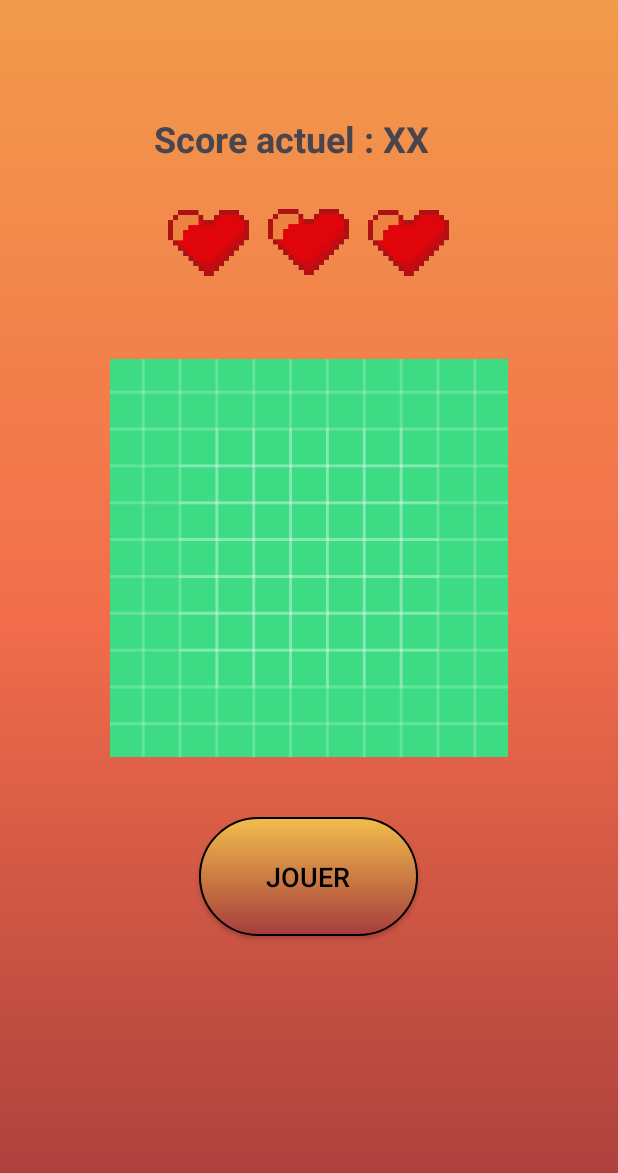
After one commit to Alexis-42/HasteQuest, an Android app: the layout start_menu.xml on its own in the app's theme, with its tools: preview values and no code run, on a phone screen of 412 x 824 dp. The commit adds this screen. Shown: the top 1173 px of the screen. Run offline under Robolectric (Android 15) with nearby library versions, the phone set to English and light mode, and no system bars; Roboto replaces fonts that are not available here.

Commit message:
Amélioration mode survie

```diff
--- a/app/src/main/java/com/jeu/hastequest/controller/gamemode/SurvivalMode.java
+++ b/app/src/main/java/com/jeu/hastequest/controller/gamemode/SurvivalMode.java
@@ -6,6 +6,7 @@ import android.os.Bundle;
 import android.view.View;
 import android.widget.Button;
 import android.widget.ImageButton;
+import android.widget.ImageView;
 import android.widget.TextView;
 
 import com.jeu.hastequest.MainActivity;
@@ -14,6 +15,7 @@ import com.jeu.hastequest.model.gamemode.SurvivalModeModel;
 
 public class SurvivalMode extends GameMode{
     public ImageButton homeButton;
+    public Button playButton;
     public Button rulesButton;
     @Override
     public void setGameModel() {
@@ -27,16 +29,31 @@ public class SurvivalMode extends GameMode{
 
         this.rulesButton = findViewById(R.id.boutonRegles);
         this.homeButton = findViewById(R.id.boutonHome);
+        this.playButton = findViewById(R.id.boutonJouer);
 
         android.view.View.OnClickListener listener = v -> {
             if(v.getId() == R.id.boutonHome)
                 startActivity(new Intent(getApplicationContext(), MainActivity.class));
             if(v.getId() == R.id.boutonRegles)
                 displayRules();
+            if(v.getId() == R.id.boutonJouer)
+                handlePlayButton();
         };
 
+        playButton.setOnClickListener(listener);
         rulesButton.setOnClickListener(listener);
         homeButton.setOnClickListener(listener);
+    }
+
+    public void handlePlayButton(){
+        setContentView(R.layout.start_menu);
+        Button startButton = findViewById(R.id.boutonJouer);
+        ImageView gameImage = findViewById(R.id.imageJeu);
+        TextView score = findViewById(R.id.score);
+        startButton.setOnClickListener((android.view.View.OnClickListener)paramInutile -> startActivity(new Intent(getApplicationContext(), this.getGamemodeModel().selectedGame.getClass())));
+        gameImage.setImageResource(this.getGamemodeModel().selectedGame.gameImage);
+        score.setText(String.format("Score actuel : %d", this.getGamemodeModel().currentScore.score));
+
     }
 
     public void displayRules(){
@@ -49,6 +66,10 @@ public class SurvivalMode extends GameMode{
         rules.setText("Le mode survie est un mode de jeu où vous devez répondre à un maximum de questions en un minimum de temps.\n\n Vous avez 3 vies, chaque mauvaise réponse vous enlève une vie. Le jeu se termine lorsque vous n'avez plus de vies.\n\n Votre score est le nombre de questions auxquelles vous avez répondu correctement. Bonne chance !");
     }
 
+    public SurvivalModeModel getGamemodeModel(){
+        return (SurvivalModeModel) this.gameModeModel;
+    }
+
     public View.OnClickListener jouer(){
 
         return null;
--- a/app/src/main/java/com/jeu/hastequest/model/gamemode/FreePlayModeModel.java
+++ b/app/src/main/java/com/jeu/hastequest/model/gamemode/FreePlayModeModel.java
@@ -15,7 +15,7 @@ public class FreePlayModeModel extends GameModeModel{
     }
 
     public Game selectNextGame(){
-        return selectGame((selectedGame.gameModel.id+1)%(GameModel.globalId+1));
+        return selectGame((selectedGame.gameModel.id+1)%(GameModel.globalId)+1);
     }
 
     public Game selectPreviousGame(){
@@ -37,6 +37,6 @@ public class FreePlayModeModel extends GameModeModel{
     @Override
     public void setGames() {
         // TODO faire une methode qui récupère les jeux
-        this.games = new Game[]{new Dbh(),new Quiz()};
+        this.games = new Game[]{new Quiz(),new Dbh()};
     }
 }
--- a/app/src/main/java/com/jeu/hastequest/model/gamemode/GameModeModel.java
+++ b/app/src/main/java/com/jeu/hastequest/model/gamemode/GameModeModel.java
@@ -6,11 +6,13 @@ import com.jeu.hastequest.model.Score;
 abstract public class GameModeModel {
     public Score[] scores;
     public Game[] games;
+    public Score currentScore;
     public int difficulty;
 
     public GameModeModel(){
         this.scores = gameGetScore();
         this.difficulty = 0;
+        this.currentScore = new Score(0,"");
     }
 
     abstract public Score[] gameGetScore();
--- a/app/src/main/java/com/jeu/hastequest/model/gamemode/SurvivalModeModel.java
+++ b/app/src/main/java/com/jeu/hastequest/model/gamemode/SurvivalModeModel.java
@@ -1,13 +1,20 @@
 package com.jeu.hastequest.model.gamemode;
 
+import com.jeu.hastequest.controller.games.Dbh;
 import com.jeu.hastequest.controller.games.Game;
 import com.jeu.hastequest.controller.games.Quiz;
 import com.jeu.hastequest.model.Score;
 
 public class SurvivalModeModel extends GameModeModel {
+    public Game selectedGame;
     public SurvivalModeModel() {
         super();
         setGames();
+        this.selectedGame = getRandomGame();
+    }
+
+    public Game getRandomGame(){
+        return games[getRandomNumber(games.length)];
     }
 
     @Override
@@ -19,6 +26,10 @@ public class SurvivalModeModel extends GameModeModel {
     @Override
     public void setGames() {
         // TODO faire une methode qui récupère les jeux
-        this.games = new Game[]{new Quiz()};
+        this.games = new Game[]{new Quiz(), new Dbh()};
+    }
+
+    private int getRandomNumber(int max) {
+        return (int) ((Math.random() * (max)) + 0);
     }
 }
--- a/app/src/main/res/layout/main_menu.xml
+++ b/app/src/main/res/layout/main_menu.xml
@@ -11,7 +11,6 @@
         android:layout_height="88dp"
         android:layout_marginStart="85dp"
         android:layout_marginTop="74dp"
-
         android:layout_marginEnd="16dp"
         android:layout_marginBottom="129dp"
         android:background="@drawable/main_menu_button"
--- /dev/null
+++ b/app/src/main/res/layout/start_menu.xml
@@ -0,0 +1,105 @@
+<?xml version="1.0" encoding="utf-8"?>
+<androidx.constraintlayout.widget.ConstraintLayout xmlns:android="http://schemas.android.com/apk/res/android"
+    xmlns:app="http://schemas.android.com/apk/res-auto"
+    xmlns:tools="http://schemas.android.com/tools"
+    android:layout_width="match_parent"
+    android:layout_height="match_parent"
+    android:background="@drawable/main_menu_bg"
+    android:gravity="center"
+    android:orientation="vertical"
+    tools:context=".controller.games.Dbh">
+
+
+    <ImageView
+        android:id="@+id/heart3"
+        android:layout_width="62dp"
+        android:layout_height="44dp"
+        android:layout_marginTop="131dp"
+        android:layout_marginEnd="104dp"
+        android:layout_marginBottom="632dp"
+        android:contentDescription="@string/imagecoeur"
+        app:layout_constraintBottom_toBottomOf="parent"
+        app:layout_constraintEnd_toEndOf="parent"
+        app:layout_constraintStart_toEndOf="@+id/heart2"
+        app:layout_constraintTop_toTopOf="parent"
+        app:srcCompat="@drawable/heart" />
+
+    <ImageView
+        android:id="@+id/heart2"
+        android:layout_width="62dp"
+        android:layout_height="44dp"
+        android:layout_marginStart="165dp"
+        android:layout_marginTop="28dp"
+        android:layout_marginEnd="166dp"
+        android:layout_marginBottom="42dp"
+        android:contentDescription="@string/imagecoeur"
+        app:layout_constraintBottom_toTopOf="@+id/imageJeu"
+        app:layout_constraintEnd_toEndOf="parent"
+        app:layout_constraintStart_toStartOf="parent"
+        app:layout_constraintTop_toBottomOf="@+id/textView"
+        app:srcCompat="@drawable/heart" />
+
+    <ImageView
+        android:id="@+id/heart1"
+        android:layout_width="62dp"
+        android:layout_height="44dp"
+        android:layout_marginStart="103dp"
+        android:layout_marginTop="131dp"
+        android:layout_marginBottom="632dp"
+        android:contentDescription="@string/imagecoeur"
+        app:layout_constraintBottom_toBottomOf="parent"
+        app:layout_constraintEnd_toStartOf="@+id/heart2"
+        app:layout_constraintStart_toStartOf="parent"
+        app:layout_constraintTop_toTopOf="parent"
+        app:srcCompat="@drawable/heart" />
+
+    <ImageView
+        android:id="@+id/imageJeu"
+        android:layout_width="265dp"
+        android:layout_height="293dp"
+        android:layout_marginStart="64dp"
+        android:layout_marginTop="217dp"
+        android:layout_marginEnd="64dp"
+        android:layout_marginBottom="297dp"
+        android:contentDescription="@string/image_du_jeu"
+        app:layout_constraintBottom_toBottomOf="parent"
+        app:layout_constraintEnd_toEndOf="parent"
+        app:layout_constraintStart_toStartOf="parent"
+        app:layout_constraintTop_toTopOf="parent"
+        app:srcCompat="@drawable/ic_launcher_background" />
+
+    <androidx.appcompat.widget.AppCompatButton
+        android:id="@+id/boutonJouer"
+        android:layout_width="146dp"
+        android:layout_height="79dp"
+        android:layout_marginStart="138dp"
+        android:layout_marginTop="30dp"
+        android:layout_marginEnd="139dp"
+        android:layout_marginBottom="204dp"
+        android:background="@drawable/main_menu_button"
+        android:onClick="startGame"
+        android:text="@string/jouer_butt"
+        android:textColor="@color/black"
+        android:textSize="18sp"
+        app:layout_constraintBottom_toBottomOf="parent"
+        app:layout_constraintEnd_toEndOf="parent"
+        app:layout_constraintStart_toStartOf="parent"
+        app:layout_constraintTop_toBottomOf="@+id/imageJeu" />
+
+    <TextView
+        android:id="@+id/score"
+        android:layout_width="206dp"
+        android:layout_height="36dp"
+        android:layout_marginStart="93dp"
+        android:layout_marginTop="67dp"
+        android:layout_marginEnd="94dp"
+        android:layout_marginBottom="704dp"
+        android:text="@string/score_actuel_xx"
+        android:textSize="24sp"
+        android:textStyle="bold"
+        app:layout_constraintBottom_toBottomOf="parent"
+        app:layout_constraintEnd_toEndOf="parent"
+        app:layout_constraintStart_toStartOf="parent"
+        app:layout_constraintTop_toTopOf="parent" />
+
+</androidx.constraintlayout.widget.ConstraintLayout>
--- a/app/src/main/res/values/strings.xml
+++ b/app/src/main/res/values/strings.xml
@@ -66,4 +66,7 @@
     <string name="title_activity_test">Test</string>
     <string name="regles">Règles</string>
     <string name="fermerregles">FermerRegles</string>
+    <string name="jouer_butt">Jouer</string>
+    <string name="imagecoeur">ImageCoeur</string>
+    <string name="score_actuel_xx">Score actuel : XX</string>
 </resources>
```
Also changed, not shown: app/src/main/res/drawable/heart.png (added).
